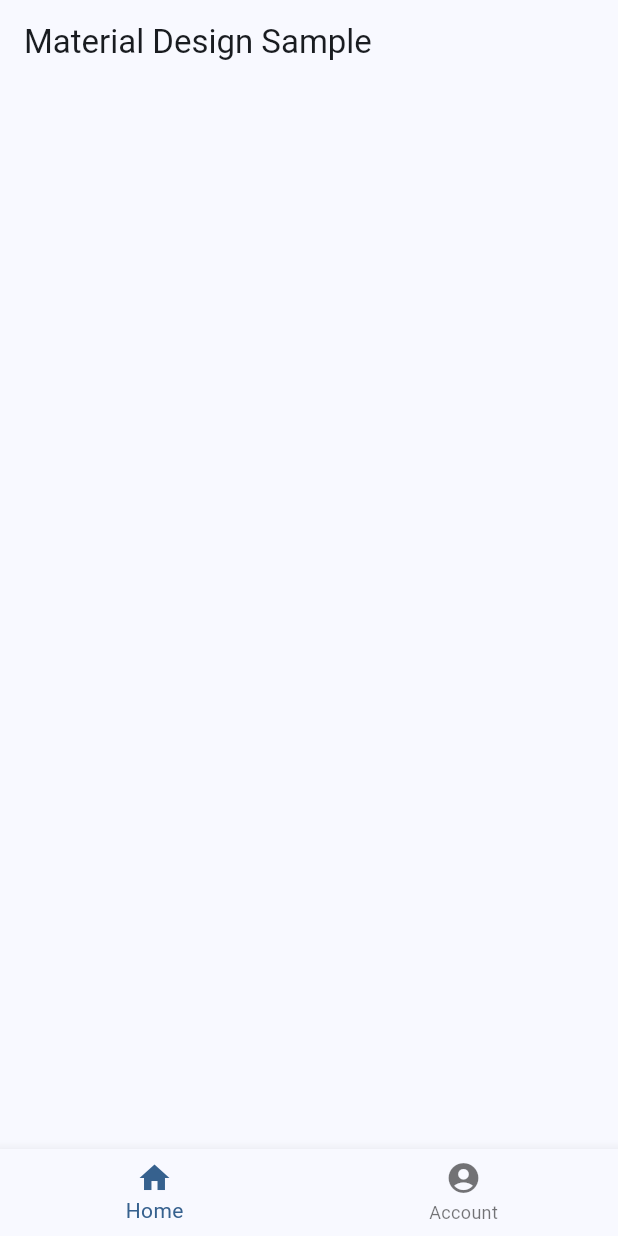
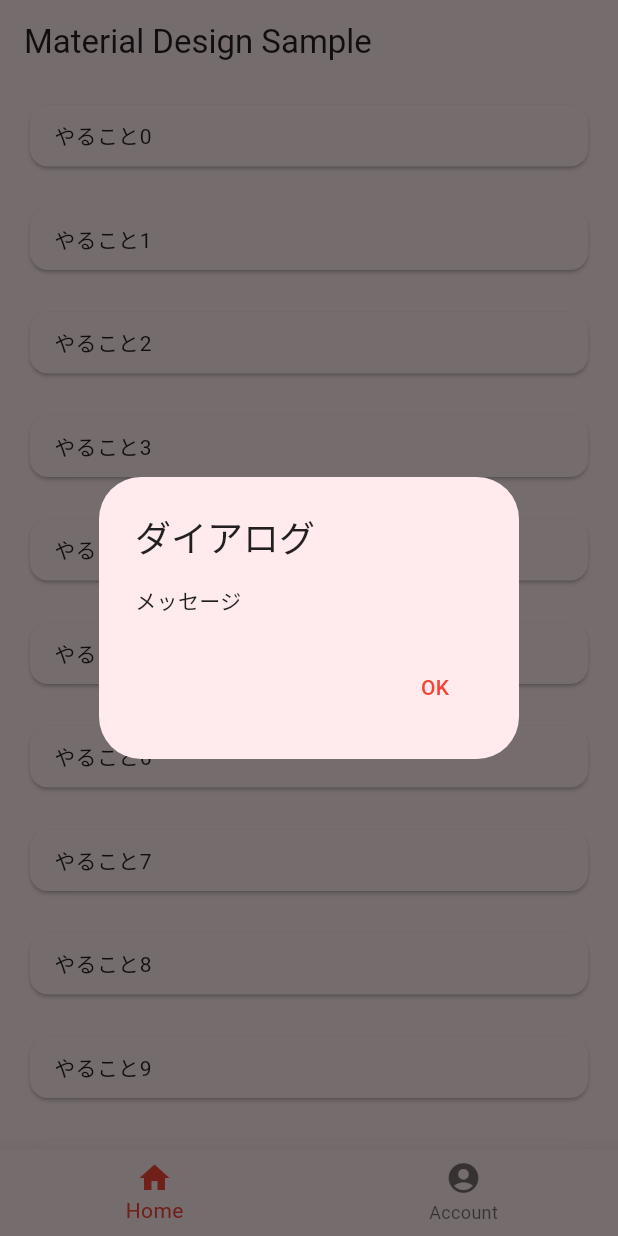
Before and after one commit to Naoki-Hidaka/Flutter-Material3-Sample, a Flutter app: the screen it shows after launch, on a phone screen of 412 x 824 dp. Run offline on Flutter 3.47's test engine with Material 2 defaults, Android fonts, the phone set to English and light mode, and no system bars.

Commit message:
カタログアプリの作成

```diff
--- a/lib/material2_app.dart
+++ b/lib/material2_app.dart
@@ -1,5 +1,6 @@
 import 'package:flutter/material.dart';
 import 'package:material_3_for_flutter_sample/ui/pages/top_page.dart';
+import 'package:material_3_for_flutter_sample/ui/theme/colors.dart';
 
 class Material2App extends StatelessWidget {
   const Material2App({super.key});
@@ -9,7 +10,7 @@ class Material2App extends StatelessWidget {
     return MaterialApp(
       title: 'Flutter Demo',
       theme: ThemeData(
-        primarySwatch: Colors.blue,
+        colorScheme: colorScheme,
       ),
       home: const TopPage(),
     );
--- a/lib/material3_app.dart
+++ b/lib/material3_app.dart
@@ -1,5 +1,6 @@
 import 'package:flutter/material.dart';
 import 'package:material_3_for_flutter_sample/ui/pages/top_page.dart';
+import 'package:material_3_for_flutter_sample/ui/theme/colors.dart';
 
 class Material3App extends StatelessWidget {
   const Material3App({super.key});
@@ -10,7 +11,7 @@ class Material3App extends StatelessWidget {
       title: 'Flutter Demo',
       theme: ThemeData(
         useMaterial3: true,
-        colorSchemeSeed: Colors.blue,
+        colorScheme: colorScheme,
       ),
       home: const TopPage(),
     );
--- a/lib/ui/pages/home_page.dart
+++ b/lib/ui/pages/home_page.dart
@@ -5,6 +5,43 @@ class HomePage extends StatelessWidget {
 
   @override
   Widget build(BuildContext context) {
-    return Container();
+    _showDialog(context);
+    return ListView.builder(
+      itemCount: 30,
+      itemBuilder: (_, index) {
+        return Padding(
+          padding: const EdgeInsets.symmetric(horizontal: 16, vertical: 10),
+          child: Card(
+            child: Padding(
+              padding:
+                  const EdgeInsets.symmetric(horizontal: 16.0, vertical: 10.0),
+              child: Text("やること$index"),
+            ),
+          ),
+        );
+      },
+    );
+  }
+
+  void _showDialog(BuildContext context) async {
+    await Future.delayed(const Duration(seconds: 2));
+    if (!context.mounted) return;
+    showDialog(
+      context: context,
+      builder: (_) {
+        return AlertDialog(
+          title: const Text("ダイアログ"),
+          content: const Text("メッセージ"),
+          actions: [
+            TextButton(
+              onPressed: () {
+                Navigator.of(context).pop();
+              },
+              child: const Text("OK"),
+            )
+          ],
+        );
+      },
+    );
   }
 }
--- a/lib/ui/pages/top_page.dart
+++ b/lib/ui/pages/top_page.dart
@@ -13,9 +13,16 @@ class TopPage extends StatefulWidget {
 
 class _TopPageState extends State<TopPage> {
   static const _pageItems = [
-    _TopPageItem(page: HomePage(), title: "Home", icon: Icons.home),
     _TopPageItem(
-        page: AccountPage(), title: "Account", icon: Icons.account_circle)
+      page: HomePage(),
+      title: "Home",
+      icon: Icons.home,
+    ),
+    _TopPageItem(
+      page: AccountPage(),
+      title: "Account",
+      icon: Icons.account_circle,
+    )
   ];
 
   int _currentIndex = 0;
@@ -24,6 +31,7 @@ class _TopPageState extends State<TopPage> {
 
   @override
   Widget build(BuildContext context) {
+    print('top page');
     return Scaffold(
       appBar: AppBar(
         title: const Text("Material Design Sample"),
--- /dev/null
+++ b/lib/ui/theme/colors.dart
@@ -0,0 +1,23 @@
+import 'package:flutter/material.dart';
+
+final swatchColorScheme = ColorScheme.fromSwatch(
+    primarySwatch: Colors.red,
+    backgroundColor: Colors.white70,
+    accentColor: Colors.redAccent,
+    cardColor: Colors.white,
+    errorColor: Colors.orangeAccent,
+    brightness: Brightness.light);
+
+final colorScheme = ColorScheme(
+  brightness: Brightness.light,
+  primary: Colors.red,
+  onPrimary: Colors.white,
+  secondary: Colors.redAccent,
+  onSecondary: Colors.white,
+  error: Colors.orangeAccent,
+  onError: Colors.white,
+  background: Colors.white,
+  onBackground: Colors.black87,
+  surface: Colors.red.shade50,
+  onSurface: Colors.black87,
+);
```
Also changed, not shown: lib/catalog_main.dart (added, +106 -0 lines).
